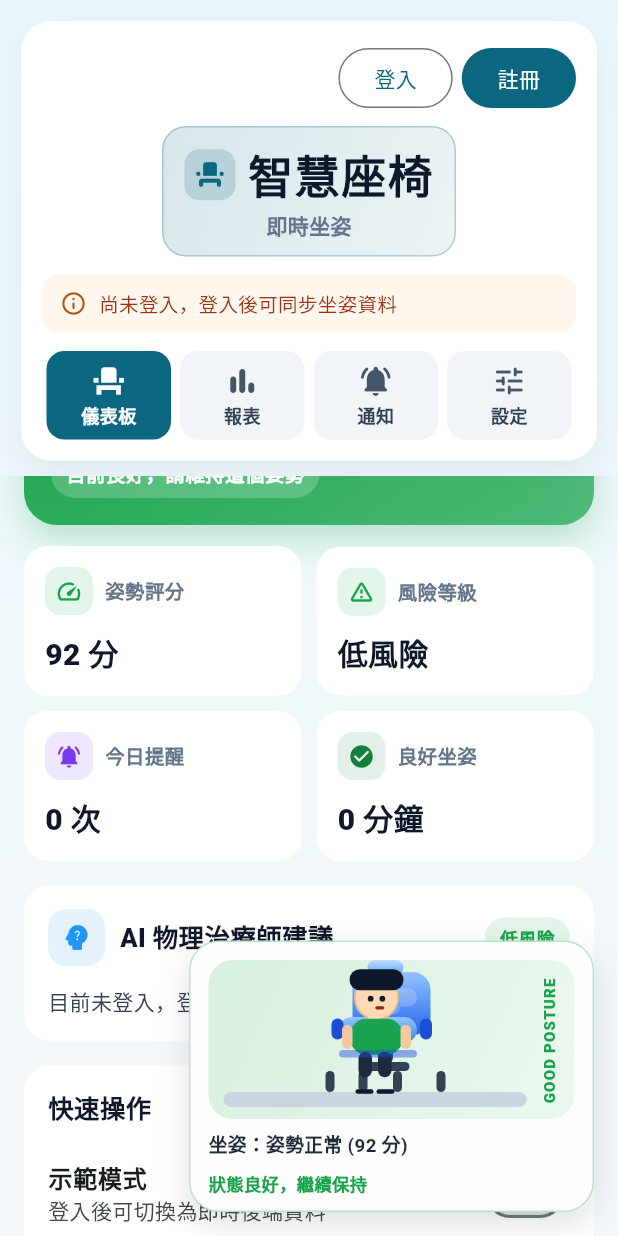
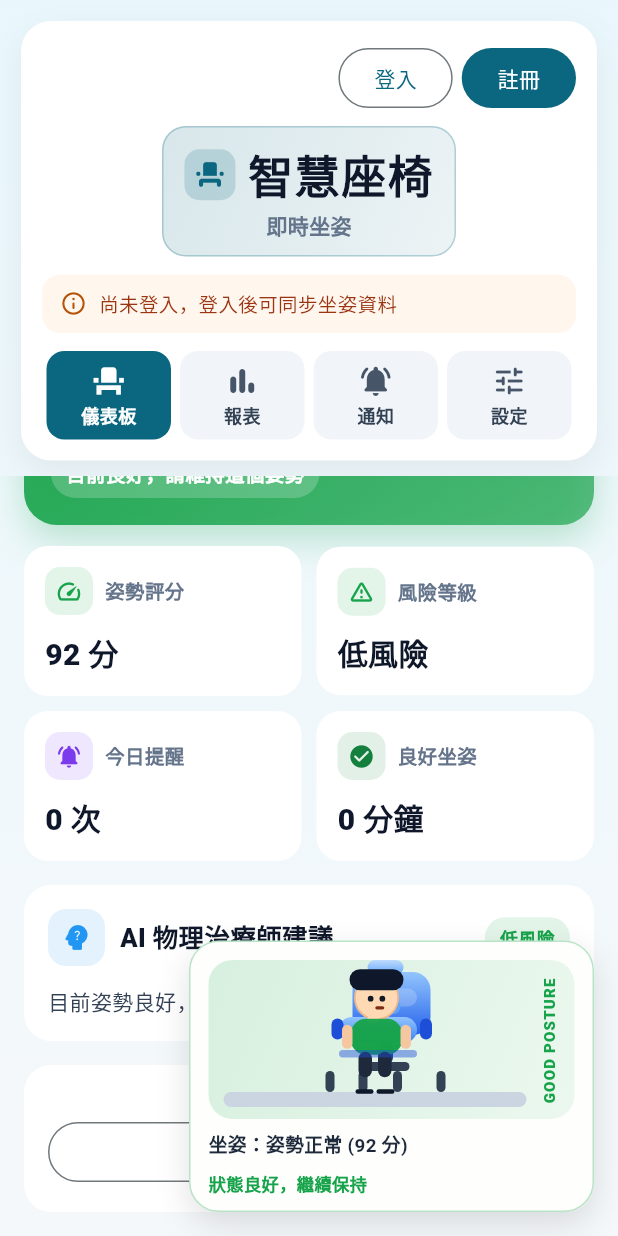
Before and after one commit to Hsin104/smartchair, a Flutter app: the screen it shows after launch, scrolled down 118 dp, on a phone screen of 412 x 824 dp. Run offline on Flutter 3.47's test engine with Material 3 defaults, Android fonts, the phone set to English and light mode, and no system bars; our stand-ins replace firebase_core, fl_chart, shared_preferences; accounts and stored records are empty.

Commit message:
dashboard: keep only manual refresh in Quick Actions

```diff
--- a/lib/screens/dashboard.dart
+++ b/lib/screens/dashboard.dart
@@ -1,4 +1,3 @@
-import 'dart:async';
 import 'dart:math';
 import 'package:flutter/material.dart';
 import '../state/chair_sync_controller.dart';
@@ -33,7 +32,7 @@ class _DashboardPageState extends State<DashboardPage> {
   String _advice = '目前姿勢良好，請繼續維持。';
   Color _color = const Color(0xFF16A34A);
 
-  Timer? _timer;
+  // 不使用計時器：僅以手動更新資料
 
   int get _todayReminderCount => widget.controller.notifications.length;
 
@@ -61,8 +60,7 @@ class _DashboardPageState extends State<DashboardPage> {
   @override
   void initState() {
     super.initState();
-    _fetch();
-    _timer = Timer.periodic(const Duration(seconds: 5), (_) => _fetch());
+    // 不自動抓取資料，僅透過「手動更新資料」按鈕觸發 _fetch()
   }
 
   @override
@@ -148,7 +146,6 @@ class _DashboardPageState extends State<DashboardPage> {
 
   @override
   void dispose() {
-    _timer?.cancel();
     super.dispose();
   }
 
@@ -385,31 +382,7 @@ class _DashboardPageState extends State<DashboardPage> {
             child: Column(
               crossAxisAlignment: CrossAxisAlignment.start,
               children: [
-                const Text(
-                  '快速操作',
-                  style: TextStyle(
-                    fontSize: 17,
-                    fontWeight: FontWeight.w800,
-                    color: Color(0xFF0F172A),
-                  ),
-                ),
                 const SizedBox(height: 10),
-
-                SwitchListTile(
-                  contentPadding: EdgeInsets.zero,
-                  title: const Text(
-                    '示範模式',
-                    style: TextStyle(fontWeight: FontWeight.w700),
-                  ),
-                  subtitle: Text(
-                    widget.isLoggedIn ? '關閉後切換為即時後端資料' : '登入後可切換為即時後端資料',
-                  ),
-                  value: _demoMode,
-                  onChanged: (v) => setState(() {
-                    _demoMode = v;
-                    _fetch();
-                  }),
-                ),
 
                 const SizedBox(height: 8),
 
@@ -426,28 +399,6 @@ class _DashboardPageState extends State<DashboardPage> {
                         : const Icon(Icons.refresh),
                     label: Text(_isLoading ? '取得中...' : '手動更新資料'),
                   ),
-                ),
-
-                const SizedBox(height: 10),
-
-                Row(
-                  children: [
-                    Expanded(
-                      child: FilledButton.icon(
-                        onPressed: widget.onOpenReport,
-                        icon: const Icon(Icons.bar_chart_rounded),
-                        label: const Text('查看今日報表'),
-                      ),
-                    ),
-                    const SizedBox(width: 10),
-                    Expanded(
-                      child: OutlinedButton.icon(
-                        onPressed: widget.onStartStretch,
-                        icon: const Icon(Icons.accessibility_new_rounded),
-                        label: const Text('開始伸展提醒'),
-                      ),
-                    ),
-                  ],
                 ),
               ],
             ),
```
Also changed, not shown: lib/services/api_service.dart (+22 -2 lines).
